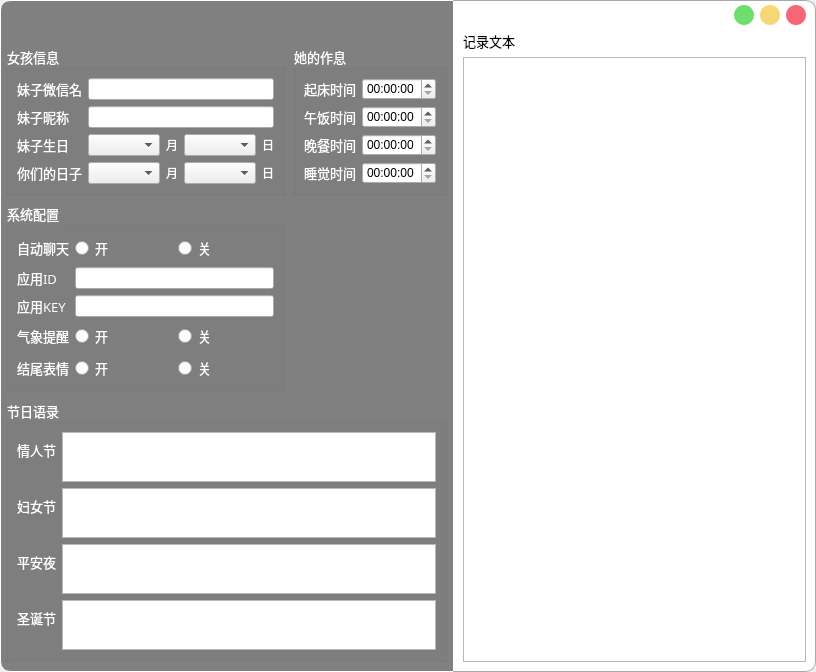
WatsonJay/python_test, file hello_world/talk_to_girl/gui/gui.ui: the form before one commit.
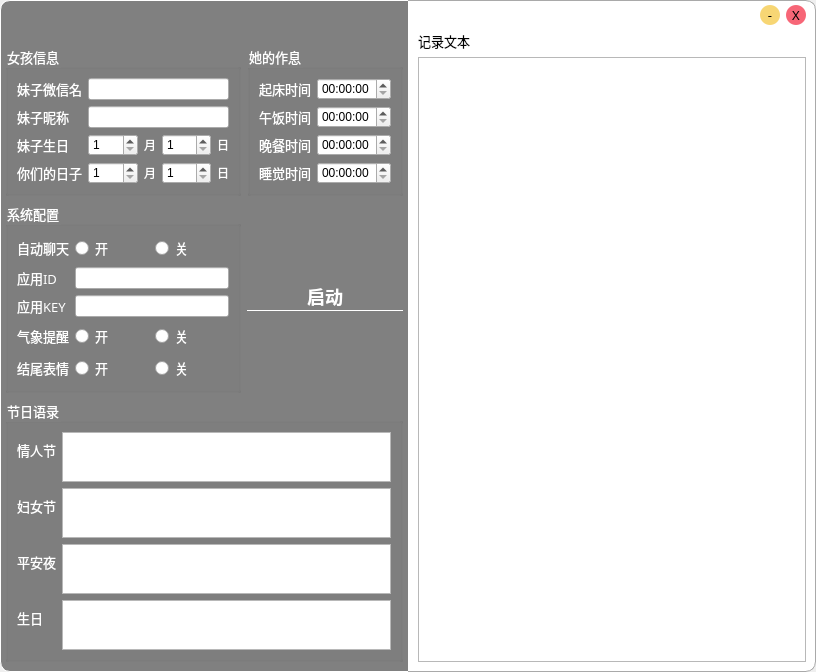
The form after the commit.

The edit to the form file:
```diff
--- a/hello_world/talk_to_girl/gui/gui.ui
+++ b/hello_world/talk_to_girl/gui/gui.ui
@@ -58,9 +58,16 @@
 }
 QLabel{border:none;color:white;}
 QGroupBox{color:white;}
-QRadioButton{color:white;}</string>
+QRadioButton{color:white;}
+QPushButton{
+border:none;
+color:white;
+border:none;
+border-bottom:1px solid white;
+font-size:18px;
+font-weight:700;}</string>
       </property>
-      <layout class="QVBoxLayout" name="verticalLayout_3">
+      <layout class="QVBoxLayout" name="verticalLayout_3" stretch="1,1">
        <property name="leftMargin">
         <number>5</number>
        </property>
@@ -74,7 +81,7 @@
         <number>10</number>
        </property>
        <item>
-        <layout class="QGridLayout" name="gridLayout" rowstretch="1,0" columnstretch="1,0">
+        <layout class="QGridLayout" name="gridLayout" rowstretch="1,1" columnstretch="2,1">
          <item row="0" column="1">
           <widget class="QGroupBox" name="groupBox_2">
            <property name="font">
@@ -390,7 +397,14 @@
             <item row="2" column="1">
              <layout class="QHBoxLayout" name="horizontalLayout" stretch="2,0,2,0">
               <item>
-               <widget class="QComboBox" name="comboBox"/>
+               <widget class="QSpinBox" name="birthMonthBox">
+                <property name="minimum">
+                 <number>1</number>
+                </property>
+                <property name="maximum">
+                 <number>12</number>
+                </property>
+               </widget>
               </item>
               <item>
                <widget class="QLabel" name="label_4">
@@ -400,7 +414,14 @@
                </widget>
               </item>
               <item>
-               <widget class="QComboBox" name="comboBox_2"/>
+               <widget class="QSpinBox" name="birthDayBox">
+                <property name="minimum">
+                 <number>1</number>
+                </property>
+                <property name="maximum">
+                 <number>31</number>
+                </property>
+               </widget>
               </item>
               <item>
                <widget class="QLabel" name="label_5">
@@ -427,7 +448,14 @@
             <item row="3" column="1">
              <layout class="QHBoxLayout" name="horizontalLayout_2" stretch="2,0,2,0">
               <item>
-               <widget class="QComboBox" name="comboBox_4"/>
+               <widget class="QSpinBox" name="memMonthBox">
+                <property name="minimum">
+                 <number>1</number>
+                </property>
+                <property name="maximum">
+                 <number>12</number>
+                </property>
+               </widget>
               </item>
               <item>
                <widget class="QLabel" name="label_11">
@@ -437,7 +465,14 @@
                </widget>
               </item>
               <item>
-               <widget class="QComboBox" name="comboBox_3"/>
+               <widget class="QSpinBox" name="memDayBox">
+                <property name="minimum">
+                 <number>1</number>
+                </property>
+                <property name="maximum">
+                 <number>31</number>
+                </property>
+               </widget>
               </item>
               <item>
                <widget class="QLabel" name="label_12">
@@ -451,6 +486,13 @@
            </layout>
           </widget>
          </item>
+         <item row="1" column="1">
+          <widget class="QPushButton" name="startUpButton">
+           <property name="text">
+            <string>启动</string>
+           </property>
+          </widget>
+         </item>
         </layout>
        </item>
        <item>
@@ -523,7 +565,7 @@
              </font>
             </property>
             <property name="text">
-             <string>圣诞节</string>
+             <string>生日</string>
             </property>
            </widget>
           </item>
@@ -606,24 +648,14 @@
            </property>
           </spacer>
          </item>
-         <item>
-          <widget class="QPushButton" name="pushButton_2">
-           <property name="maximumSize">
-            <size>
-             <width>20</width>
-             <height>20</height>
-            </size>
-           </property>
-           <property name="styleSheet">
-            <string notr="true">QPushButton{background:#6DDF6D;border-radius:10px;}QPushButton:hover{background:green;}</string>
-           </property>
-           <property name="text">
-            <string/>
-           </property>
-          </widget>
-         </item>
          <item>
           <widget class="QPushButton" name="pushButton">
+           <property name="minimumSize">
+            <size>
+             <width>20</width>
+             <height>20</height>
+            </size>
+           </property>
            <property name="maximumSize">
             <size>
              <width>20</width>
@@ -634,12 +666,18 @@
             <string notr="true">QPushButton{background:#F7D674;border-radius:10px;}QPushButton:hover{background:yellow;}</string>
            </property>
            <property name="text">
-            <string/>
+            <string>-</string>
            </property>
           </widget>
          </item>
          <item>
           <widget class="QPushButton" name="pushButton_3">
+           <property name="minimumSize">
+            <size>
+             <width>20</width>
+             <height>20</height>
+            </size>
+           </property>
            <property name="maximumSize">
             <size>
              <width>20</width>
@@ -650,7 +688,7 @@
             <string notr="true">QPushButton{background:#F76677;border-radius:10px;}QPushButton:hover{background:red;}</string>
            </property>
            <property name="text">
-            <string/>
+            <string>X</string>
            </property>
           </widget>
          </item>
```
Left out of the diff: 56 changed lines with no effect on the pictures.
